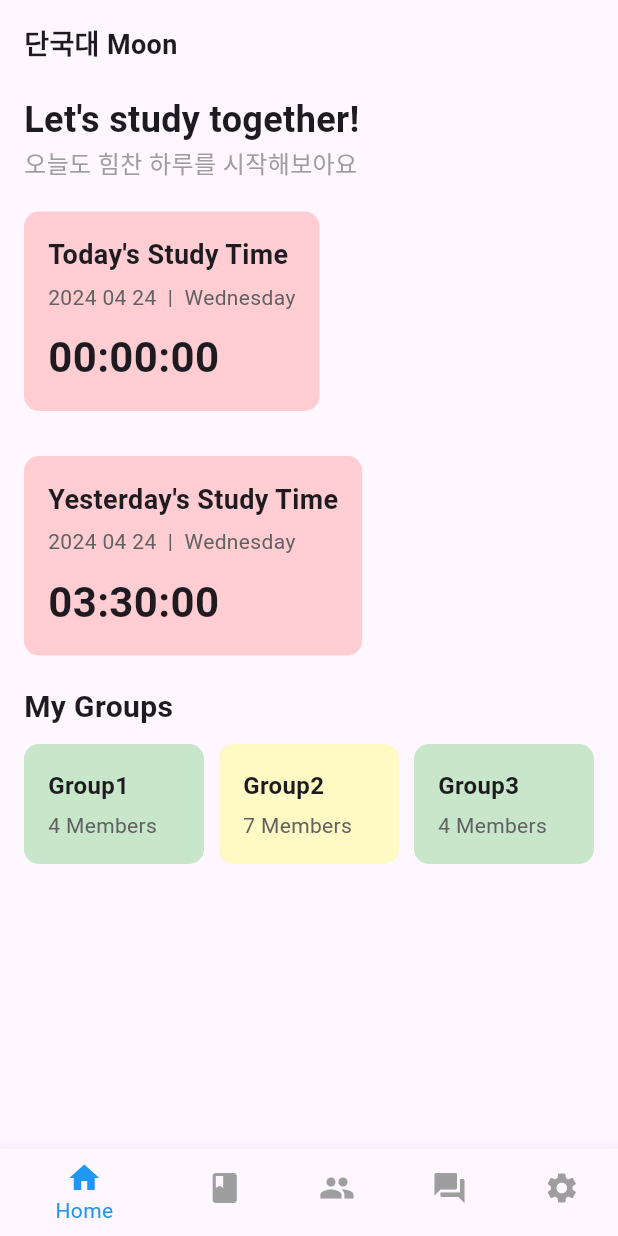
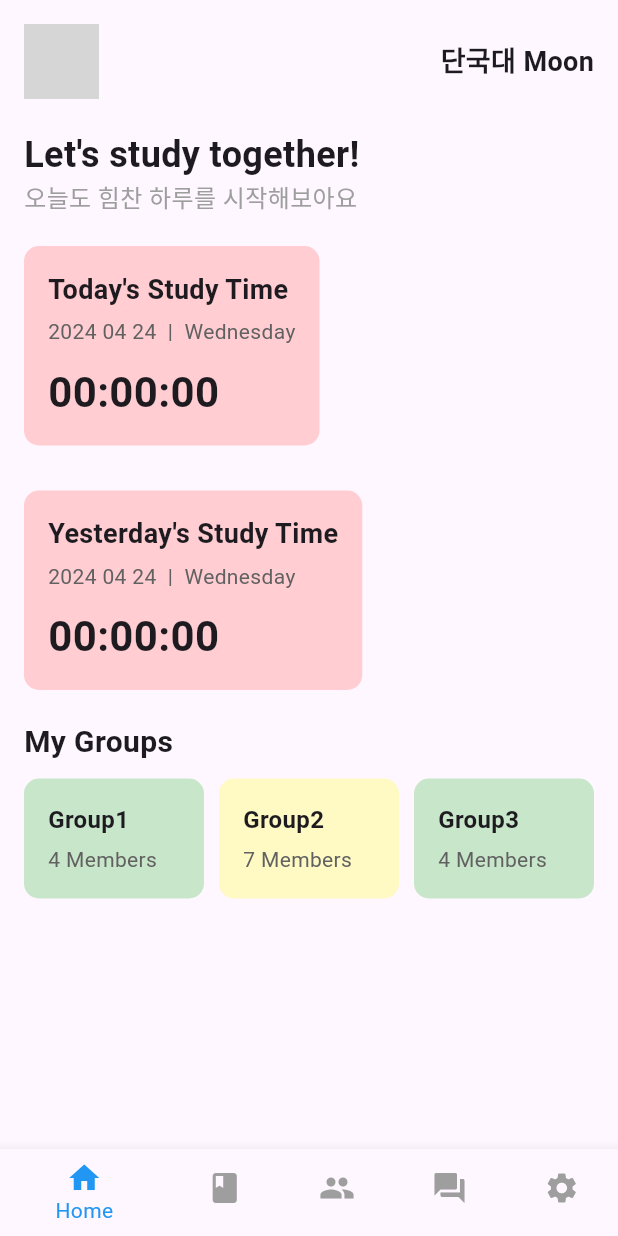
Before and after one commit to jaeheon0819/mobile_platform_project, a Flutter app: the HomeScreen screen opened by its route, on a phone screen of 412 x 824 dp. Run offline on Flutter 3.47's test engine with Material 3 defaults, Android fonts, the light colour scheme and no system bars; grey boxes are pictures that could not be loaded.

Commit message:
8th commit

```diff
--- a/lib/home_screen.dart
+++ b/lib/home_screen.dart
@@ -22,6 +22,9 @@ class _HomeScreenState extends State<HomeScreen> {
       case 1:
         Navigator.pushReplacementNamed(context, '/myStudy');
         break;
+      case 2:
+        Navigator.pushReplacementNamed(context, '/groupStudy');  // Add this case
+        break;
     // 추가적인 화면이 있다면 여기 추가
     }
   }
@@ -43,7 +46,7 @@ class _HomeScreenState extends State<HomeScreen> {
                 Row(
                   mainAxisAlignment: MainAxisAlignment.spaceBetween,
                   children: [
-                    // Image.asset('assets/logo.png', height: 50),
+                    Image.asset('assets/logo.png', height: 50),
                     const Text(
                       '단국대 Moon',
                       style: TextStyle(
@@ -102,12 +105,18 @@ class _HomeScreenState extends State<HomeScreen> {
                   },
                 ),
                 const SizedBox(height: 20),
-                StudyTimeCard(
-                  title: "Yesterday's Study Time",
-                  time: '03:30:00',
-                  date: '2024 04 24',
-                  day: 'Wednesday',
-                  backgroundColor: Colors.red[100]!,
+                ValueListenableBuilder<List<Course>>(
+                  valueListenable: courseNotifier,
+                  builder: (context, List<Course> courses, child) {
+                    Duration yesterdayStudyTime = courseNotifier.yesterdayStudyTime;
+                    return StudyTimeCard(
+                      title: "Yesterday's Study Time",
+                      time: _formatDuration(yesterdayStudyTime),
+                      date: '2024 04 24',
+                      day: 'Wednesday',
+                      backgroundColor: Colors.red[100]!,
+                    );
+                  },
                 ),
                 const SizedBox(height: 20),
                 const Text(
@@ -162,7 +171,7 @@ class _HomeScreenState extends State<HomeScreen> {
           ),
           BottomNavigationBarItem(
             icon: Icon(Icons.group),
-            label: 'Group Study',
+            label: 'Group Study',  // Update the label here
           ),
           BottomNavigationBarItem(
             icon: Icon(Icons.forum),
--- a/lib/shared_state.dart
+++ b/lib/shared_state.dart
@@ -13,6 +13,7 @@ class Course {
 
 class CourseNotifier extends ValueNotifier<List<Course>> {
   CourseNotifier() : super([]);
+  Duration yesterdayStudyTime = Duration.zero;
 
   UnmodifiableListView<Course> get courses => UnmodifiableListView(value);
 
@@ -43,6 +44,11 @@ class CourseNotifier extends ValueNotifier<List<Course>> {
   Duration getTotalStudyTime() {
     return value.fold(Duration.zero, (sum, course) => sum + course.studyTime);
   }
+
+  void setYesterdayStudyTime(Duration duration) {
+    yesterdayStudyTime = duration;
+    notifyListeners();
+  }
 }
 
 final CourseNotifier courseNotifier = CourseNotifier();
```
